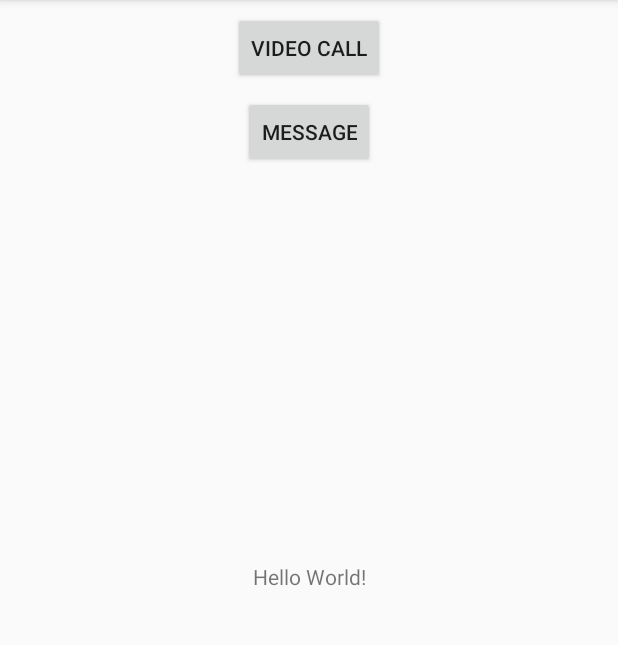
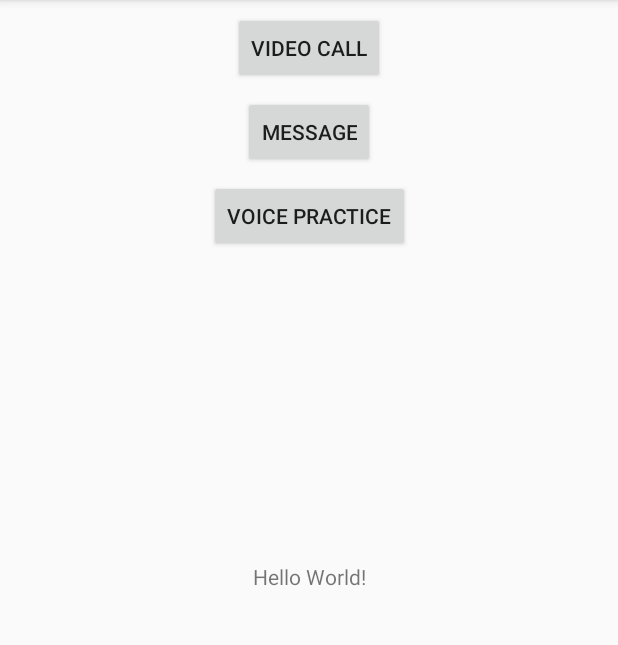
Before and after one commit to northwestStudio/Daedal, an Android app: the screen it shows after launch (MainActivity), on a phone screen of 412 x 824 dp, the part 84-729 px from its top. Run offline under Robolectric (Android 15) with nearby library versions, the phone set to English and light mode, and no system bars; 2 statements that could not run were skipped.

Commit message:
添加语音练习按钮

```diff
--- a/app/src/main/java/la/iok/northwestfeelings/daedal/activity/MainActivity.java
+++ b/app/src/main/java/la/iok/northwestfeelings/daedal/activity/MainActivity.java
@@ -42,4 +42,8 @@ public class MainActivity extends AppCompatActivity {
         Intent intent=new Intent(MainActivity.this,RegisterAndLoginActivity.class);
         startActivity(intent);
     }
+    public void toVoicePractice(View view){
+        Intent intent=new Intent(MainActivity.this,RegisterAndLoginActivity.class);
+        startActivity(intent);
+    }
 }
--- a/app/src/main/res/layout/activity_main.xml
+++ b/app/src/main/res/layout/activity_main.xml
@@ -41,5 +41,17 @@
         app:layout_constraintLeft_toLeftOf="parent"
         app:layout_constraintRight_toRightOf="parent"
         app:layout_constraintTop_toBottomOf="@+id/button" />
+    <Button
+        android:id="@+id/button3"
+        android:layout_width="wrap_content"
+        android:layout_height="wrap_content"
+        android:layout_marginLeft="8dp"
+        android:layout_marginRight="8dp"
+        android:layout_marginTop="8dp"
+        android:text="Voice Practice"
+        android:onClick="toVoicePractice"
+        app:layout_constraintLeft_toLeftOf="parent"
+        app:layout_constraintRight_toRightOf="parent"
+        app:layout_constraintTop_toBottomOf="@+id/button2" />
 
 </android.support.constraint.ConstraintLayout>
```
